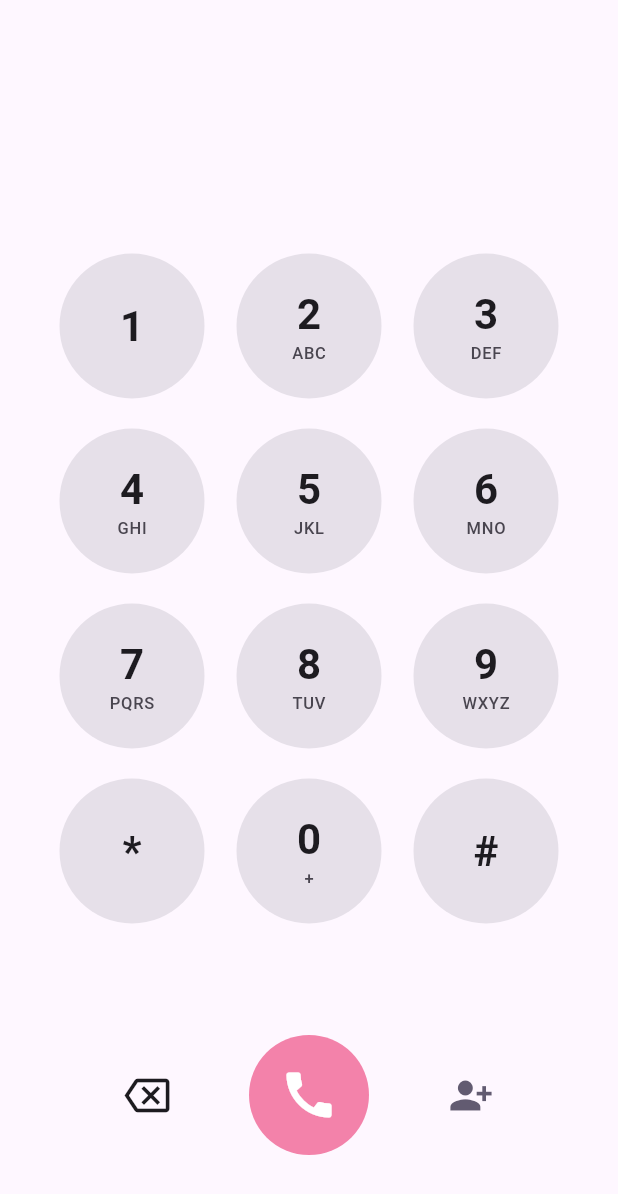
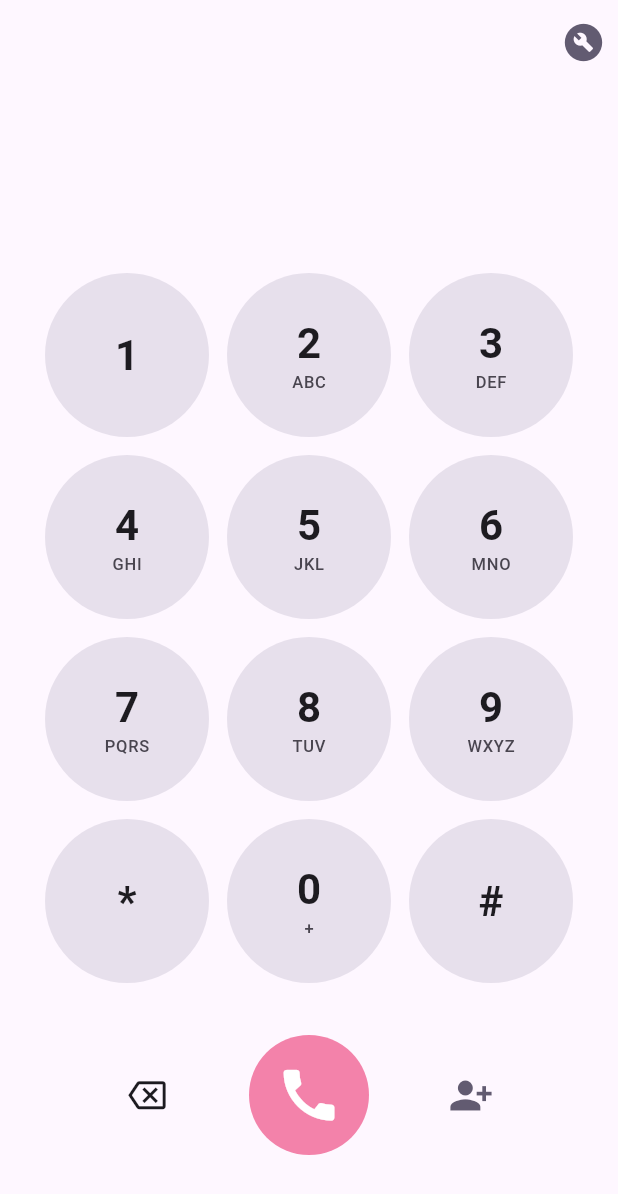
Before and after one commit to ctkqiang/ling_ling_app, a Flutter app: the screen it shows after launch, on a phone screen of 412 x 824 dp. Shown: the top 1194 px of the screen. Run offline on Flutter 3.47's test engine with Material 3 defaults, Android fonts, the phone set to English and light mode, and no system bars; our stand-ins replace get, logger, lottie; missing offline and left inert: another_telephony.

```diff
--- a/lib/main.dart
+++ b/lib/main.dart
@@ -1,7 +1,10 @@
 import 'package:flutter/material.dart';
+import 'package:ling_ling_app/controller/dialer_controller.dart';
 import 'package:ling_ling_app/presentation/app.dart';
 
 const appName = "灵玲 APP";
+
+final DialerController dialerController = DialerController.to;
 
 Future<void> main() async {
   WidgetsFlutterBinding.ensureInitialized();
--- a/lib/presentation/app.dart
+++ b/lib/presentation/app.dart
@@ -1,5 +1,6 @@
 import 'package:flutter/foundation.dart';
 import 'package:flutter/material.dart';
+import 'package:flutter/services.dart';
 import 'package:get/get_navigation/src/root/get_material_app.dart';
 import 'package:ling_ling_app/main.dart';
 import 'package:ling_ling_app/presentation/pages/spalsh.dart';
@@ -13,6 +14,23 @@ class LingLingApp extends StatefulWidget {
 }
 
 class _LingLingAppState extends State<LingLingApp> {
+  void setSystemBars({required bool isDarkMode}) {
+    SystemChrome.setSystemUIOverlayStyle(
+      SystemUiOverlayStyle(
+        statusBarColor: Colors.transparent, // ✅ 透明状态栏
+        statusBarIconBrightness: isDarkMode
+            ? Brightness.light
+            : Brightness.dark,
+        systemNavigationBarColor: isDarkMode
+            ? Colors.black
+            : Theme.of(context).scaffoldBackgroundColor,
+        systemNavigationBarIconBrightness: isDarkMode
+            ? Brightness.light
+            : Brightness.dark,
+      ),
+    );
+  }
+
   @override
   Widget build(BuildContext context) {
     return GetMaterialApp(
@@ -26,6 +44,13 @@ class _LingLingAppState extends State<LingLingApp> {
           titleTextStyle: TextStyle(color: Colors.white),
         ),
       ),
+      builder: (context, child) {
+        final isDark =
+            MediaQuery.of(context).platformBrightness == Brightness.dark;
+        setSystemBars(isDarkMode: isDark); // ✅ 放这里就对了！
+
+        return child!;
+      },
       color: Colors.pink.shade100,
       enableLog: kDebugMode,
       locale: Locale("zh"),
--- a/lib/presentation/pages/fragments/dialer_page.dart
+++ b/lib/presentation/pages/fragments/dialer_page.dart
@@ -1,6 +1,9 @@
+// ignore_for_file: deprecated_member_use
+
 import 'package:flutter/material.dart';
 import 'package:get/get.dart';
 import 'package:ling_ling_app/controller/dialer_controller.dart';
+import 'package:ling_ling_app/presentation/pages/fragments/tool_box_page.dart';
 
 class DialerPage extends StatefulWidget {
   const DialerPage({super.key});
@@ -13,13 +16,23 @@ class _DialerPageState extends State<DialerPage> {
   final dialerController = DialerController.to;
 
   Widget _buildKey(String digit, [String? letters]) {
-    return InkResponse(
-      onTapDown: (_) => dialerController.append(digit),
-      onLongPress: () => (digit == '0') ? dialerController.append('+') : null,
+    return Material(
+      color: Colors.transparent,
+      shape: const CircleBorder(),
+      child: InkWell(
+        customBorder: const CircleBorder(),
+        splashColor: Theme.of(context).colorScheme.primary.withOpacity(0.1),
+        highlightColor: Colors.transparent,
+        onTap: () => dialerController.append(digit),
+        onLongPress: () {
+          if (digit == '0') dialerController.append('+');
+        },
         child: Container(
+          width: 60,
+          height: 60,
           decoration: BoxDecoration(
             shape: BoxShape.circle,
-          color: Theme.of(context).colorScheme.surfaceContainerHighest,
+            color: Theme.of(context).colorScheme.surfaceVariant,
           ),
           alignment: Alignment.center,
           child: Column(
@@ -37,9 +50,11 @@ class _DialerPageState extends State<DialerPage> {
                   letters,
                   style: Theme.of(context).textTheme.labelSmall?.copyWith(
                     color: Theme.of(context).colorScheme.onSurfaceVariant,
+                    fontSize: 11,
                   ),
                 ),
             ],
+          ),
         ),
       ),
     );
@@ -48,22 +63,37 @@ class _DialerPageState extends State<DialerPage> {
   @override
   Widget build(BuildContext context) {
     return Scaffold(
+      appBar: AppBar(
+        backgroundColor: Theme.of(context).scaffoldBackgroundColor,
+        leading: const SizedBox(),
+        actions: [
+          Padding(
+            padding: const EdgeInsets.all(8.0),
+            child: InkResponse(
+              onTap: () => Get.to(() => const ToolBox()),
+              child: Icon(
+                Icons.build_circle,
+                size: 30,
+                color: Theme.of(context).colorScheme.secondary,
+              ),
+            ),
+          ),
+        ],
+      ),
       backgroundColor: Theme.of(context).colorScheme.surface,
       body: SafeArea(
         child: Padding(
           padding: const EdgeInsets.symmetric(horizontal: 30, vertical: 30),
           child: Column(
             children: [
-              const SizedBox(height: 60),
               Obx(
                 () => Center(
-                  child: Text(
+                  child: SelectableText(
                     dialerController.phoneNumber.value,
                     textAlign: TextAlign.center,
                     maxLines: 1,
+                    cursorColor: Theme.of(context).primaryColor,
                     selectionColor: Theme.of(context).colorScheme.primary,
-                    softWrap: true,
-                    overflow: TextOverflow.ellipsis,
                     style: Theme.of(context).textTheme.displaySmall?.copyWith(
                       color: Theme.of(context).colorScheme.onSurface,
                       fontWeight: FontWeight.bold,
@@ -73,17 +103,18 @@ class _DialerPageState extends State<DialerPage> {
                   ),
                 ),
               ),
-              const SizedBox(height: 35),
+              const SizedBox(height: 50),
               Expanded(
-                child: GridView(
-                  shrinkWrap: true,
+                child: LayoutBuilder(
+                  builder: (context, constraints) {
+                    return GridView.count(
+                      crossAxisCount: 3,
+                      addAutomaticKeepAlives: true,
+                      primary: true,
+                      mainAxisSpacing: 12,
+                      crossAxisSpacing: 12,
                       physics: const NeverScrollableScrollPhysics(),
-                  gridDelegate: const SliverGridDelegateWithFixedCrossAxisCount(
-                    crossAxisCount: 3,
-                    mainAxisSpacing: 20,
-                    crossAxisSpacing: 2,
-                    childAspectRatio: 1.2,
-                  ),
+                      childAspectRatio: 1.0,
                       children: [
                         _buildKey('1'),
                         _buildKey('2', 'ABC'),
@@ -98,18 +129,27 @@ class _DialerPageState extends State<DialerPage> {
                         _buildKey('0', '+'),
                         _buildKey('#'),
                       ],
+                    );
+                  },
                 ),
               ),
-              const SizedBox(height: 30),
+
+              const SizedBox(height: 20),
               Row(
                 mainAxisAlignment: MainAxisAlignment.spaceEvenly,
                 children: [
-                  IconButton(
+                  Container(
+                    decoration: BoxDecoration(shape: BoxShape.circle),
+                    child: Center(
+                      child: IconButton(
                         icon: const Icon(Icons.backspace_outlined),
                         color: Theme.of(context).colorScheme.onSurface,
-                    iconSize: 30,
+                        iconSize: 25,
                         onPressed: dialerController.delete,
+                        onLongPress: dialerController.deleteAll,
                         tooltip: '删除',
+                      ),
+                    ),
                   ),
                   Container(
                     width: 80,
@@ -125,7 +165,7 @@ class _DialerPageState extends State<DialerPage> {
                       icon: const Icon(
                         Icons.call,
                         color: Colors.white,
-                        size: 40,
+                        size: 45,
                       ),
                     ),
                   ),
--- a/pubspec.yaml
+++ b/pubspec.yaml
@@ -39,6 +39,7 @@ dependencies:
   uuid: ^4.5.1
   lottie: ^3.3.1
   get: ^4.7.2
+  another_telephony: ^0.4.1
 
 dev_dependencies:
   flutter_test:
```
Also changed, not shown: lib/controller/dialer_controller.dart (+35 -0 lines), lib/presentation/pages/fragments/tool_box_page.dart (added, +15 -0 lines), pubspec.lock, 5 other files. Lines whose indentation alone changed are shown as unchanged.
